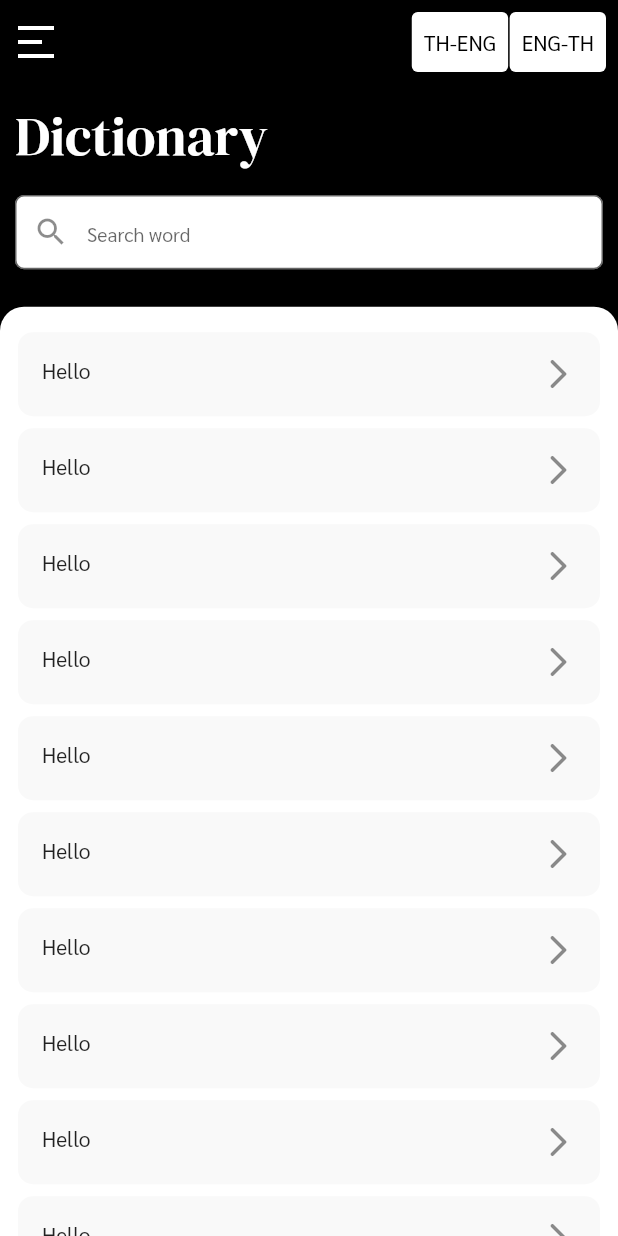
After one commit to aimaimm/dictionary, a Flutter app: the Search_eng_Screen screen opened directly, on a phone screen of 412 x 824 dp. The commit adds this screen. Run offline on Flutter 3.47's test engine with Material 2 defaults, Android fonts, the phone set to English and light mode, and no system bars; our stand-ins replace flip_card, flutter_svg.

Commit message:
add search th and eng page

```diff
--- /dev/null
+++ b/lib/search_eng2th_screen.dart
@@ -0,0 +1,155 @@
+import 'package:dictionary/sidebar_widget.dart';
+import 'package:flutter/material.dart';
+import 'package:flutter_svg/flutter_svg.dart';
+
+class Search_eng_Screen extends StatefulWidget {
+  const Search_eng_Screen({ Key? key }) : super(key: key);
+
+  @override
+  _Search_eng_ScreenState createState() => _Search_eng_ScreenState();
+}
+
+class _Search_eng_ScreenState extends State<Search_eng_Screen> {
+List data = [
+    {'name': 'Hello'},
+    {'name': 'Hello'},
+    {'name': 'Hello'},
+    {'name': 'Hello'},
+    {'name': 'Hello'},
+    {'name': 'Hello'},
+    {'name': 'Hello'},
+    {'name': 'Hello'},
+    {'name': 'Hello'},
+    {'name': 'Hello'},
+    {'name': 'Hello'},
+  ];
+
+  @override
+  Widget build(BuildContext context) {
+    return Scaffold(
+      backgroundColor: Colors.black,
+      appBar: AppBar(
+        elevation: 0,
+        backgroundColor: Colors.black,
+        centerTitle: false,
+        titleSpacing: 0,
+        automaticallyImplyLeading: false,
+        title: Builder(
+          builder: (context) => IconButton(
+            icon: SvgPicture.asset(
+              "assets/icon/menubar.svg",
+              color: Colors.white,
+              height: 50,
+              width: 50,
+            ),
+            onPressed: () => Scaffold.of(context).openDrawer(),
+          ),
+        ),
+        actions: [
+          Container(
+            padding:
+                const EdgeInsets.only(top: 8, bottom: 8, left: 8, right: 1),
+            child: TextButton(
+              onPressed: () {},
+              child: const Text(
+                'TH-ENG',
+                style: TextStyle(color: Colors.black),
+              ),
+              style: TextButton.styleFrom(backgroundColor: Colors.white),
+            ),
+          ),
+          Container(
+            padding: const EdgeInsets.only(top: 8, right: 8, bottom: 8),
+            child: TextButton(
+              onPressed: () {},
+              child: const Text(
+                'ENG-TH',
+                style: TextStyle(color: Colors.black),
+              ),
+              style: TextButton.styleFrom(backgroundColor: Colors.white),
+            ),
+          ),
+        ],
+      ),
+      drawer: SideDrawer(),
+      body: Column(
+        children: [
+          Container(
+            padding: const EdgeInsets.all(10),
+            child: Column(
+              crossAxisAlignment: CrossAxisAlignment.start,
+              children: [
+                const Text(
+                  'Dictionary',
+                  style: TextStyle(
+                      fontFamily: 'DMDisplay',
+                      color: Colors.white,
+                      fontSize: 36),
+                ),
+                const SizedBox(
+                  height: 15,
+                ),
+                SizedBox(
+                  height: MediaQuery.of(context).size.height * 0.06,
+                  child: TextField(
+                    decoration: InputDecoration(
+                      hintText: 'Search word',
+                      hintStyle:const TextStyle(fontSize: 13),
+                      filled: true,
+                      fillColor: Colors.white,
+                      border: OutlineInputBorder(
+                        borderRadius: BorderRadius.circular(6),
+                      ),
+                      focusedBorder:const OutlineInputBorder(
+                          borderSide:
+                              BorderSide(width: 0.0, style: BorderStyle.none)),
+                      prefixIcon:const Icon(Icons.search),
+                    ),
+                  ),
+                ),
+              ],
+            ),
+          ),
+        const  SizedBox(
+            height: 15,
+          ),
+          Expanded(
+            child: Stack(
+              children: [
+                Container(
+                  decoration:const BoxDecoration(
+                    color: Colors.white,
+                    borderRadius: BorderRadius.only(
+                      topLeft:  Radius.circular(16.0),
+                      topRight: Radius.circular(16.0),
+                    ),
+                  ),
+                ),
+                Container(
+                  padding:const EdgeInsets.only(top: 13, left: 8, right: 8),
+                  child: ListView.builder(
+                    physics:const BouncingScrollPhysics(),
+                      itemCount: data.length,
+                      itemBuilder: (context, index) {
+                        return Card(
+                          elevation: 0,
+                          color:const Color(0XFFF9F9F9),
+                          shape: RoundedRectangleBorder(
+                            borderRadius: BorderRadius.circular(10),
+                          ),
+                          child: ListTile(
+                            leading: Text('${data[index]['name']}'),
+                            trailing:const Icon(Icons.arrow_forward_ios_rounded),
+                          ),
+                        );
+                      },),
+                )
+              ],
+            ),
+          )
+        ],
+      ),
+      //
+    );
+  }
+}
--- a/lib/search_screen.dart
+++ b/lib/search_th2eng.dart
@@ -1,27 +1,28 @@
 import 'package:dictionary/sidebar_widget.dart';
 import 'package:flutter/material.dart';
-import 'package:flutter_svg/flutter_svg.dart';
+import 'package:flutter_svg/svg.dart';
 
-class Search_Screen extends StatefulWidget {
-  const Search_Screen({Key? key}) : super(key: key);
+class Search_TH2Eng_Screen extends StatefulWidget {
+  const Search_TH2Eng_Screen({Key? key}) : super(key: key);
 
   @override
-  _Search_ScreenState createState() => _Search_ScreenState();
+  _Search_TH2Eng_ScreenState createState() => _Search_TH2Eng_ScreenState();
 }
 
-class _Search_ScreenState extends State<Search_Screen> {
+class _Search_TH2Eng_ScreenState extends State<Search_TH2Eng_Screen> {
   List data = [
-    {'name': 'Hello'},
-    {'name': 'Hello'},
-    {'name': 'Hello'},
-    {'name': 'Hello'},
-    {'name': 'Hello'},
-    {'name': 'Hello'},
-    {'name': 'Hello'},
-    {'name': 'Hello'},
-    {'name': 'Hello'},
-    {'name': 'Hello'},
-    {'name': 'Hello'},
+    {'name': 'สวัสดี'},
+    {'name': 'สวัสดี'},
+    {'name': 'สวัสดี'},
+    {'name': 'สวัสดี'},
+    {'name': 'สวัสดี'},
+    {'name': 'สวัสดี'},
+    {'name': 'สวัสดี'},
+    {'name': 'สวัสดี'},
+    {'name': 'สวัสดี'},
+    {'name': 'สวัสดี'},
+    {'name': 'สวัสดี'},
+    {'name': 'สวัสดี'},
   ];
 
   @override
@@ -94,55 +95,56 @@ class _Search_ScreenState extends State<Search_Screen> {
                   child: TextField(
                     decoration: InputDecoration(
                       hintText: 'Search word',
-                      hintStyle:const TextStyle(fontSize: 13),
+                      hintStyle: const TextStyle(fontSize: 13),
                       filled: true,
                       fillColor: Colors.white,
                       border: OutlineInputBorder(
                         borderRadius: BorderRadius.circular(6),
                       ),
-                      focusedBorder:const OutlineInputBorder(
+                      focusedBorder: const OutlineInputBorder(
                           borderSide:
                               BorderSide(width: 0.0, style: BorderStyle.none)),
-                      prefixIcon:const Icon(Icons.search),
+                      prefixIcon: const Icon(Icons.search),
                     ),
                   ),
                 ),
               ],
             ),
           ),
-        const  SizedBox(
+          const SizedBox(
             height: 15,
           ),
           Expanded(
             child: Stack(
               children: [
                 Container(
-                  decoration:const BoxDecoration(
+                  decoration: const BoxDecoration(
                     color: Colors.white,
                     borderRadius: BorderRadius.only(
-                      topLeft:  Radius.circular(16.0),
+                      topLeft: Radius.circular(16.0),
                       topRight: Radius.circular(16.0),
                     ),
                   ),
                 ),
                 Container(
-                  padding:const EdgeInsets.only(top: 13, left: 8, right: 8),
+                  padding: const EdgeInsets.only(top: 13, left: 8, right: 8),
                   child: ListView.builder(
-                    physics:const BouncingScrollPhysics(),
+                    physics: const BouncingScrollPhysics(),
                     itemCount: data.length,
                     itemBuilder: (context, index) {
                       return Card(
                         elevation: 0,
-                          color:const Color(0XFFF9F9F9),
+                        color: const Color(0XFFF9F9F9),
                         shape: RoundedRectangleBorder(
                           borderRadius: BorderRadius.circular(10),
                         ),
                         child: ListTile(
                           leading: Text('${data[index]['name']}'),
-                            trailing:const Icon(Icons.arrow_forward_ios_rounded),
+                          trailing: const Icon(Icons.arrow_forward_ios_rounded),
                         ),
                       );
-                      }),
+                    },
+                  ),
                 )
               ],
             ),
```
Lines whose indentation alone changed are shown as unchanged.
